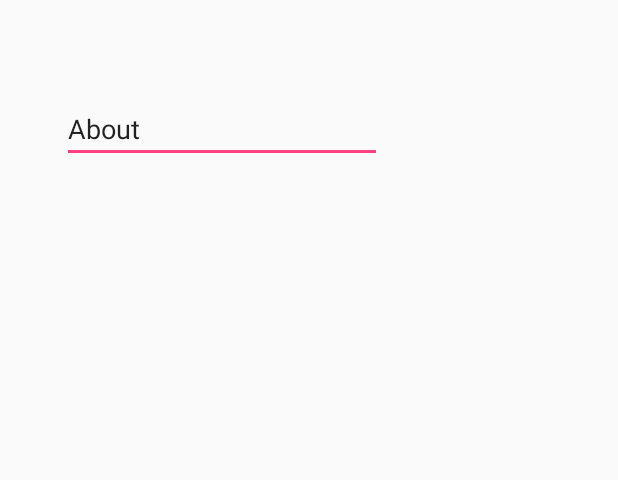
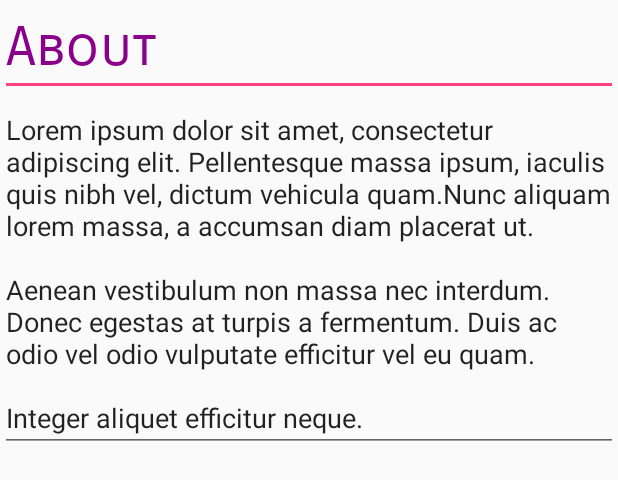
Before and after one commit to anushri27/Fernweh, an Android app: the layout about_page.xml on its own in the app's theme, with its tools: preview values and no code run, on a phone screen of 412 x 824 dp. Shown: the top 480 px of the screen. Run offline under Robolectric (Android 15) with nearby library versions, the phone set to English and light mode, and no system bars.

```diff
--- a/app/build.gradle
+++ b/app/build.gradle
@@ -28,4 +28,5 @@ dependencies {
     compile 'com.android.support:design:26.+'
     compile 'com.android.support.constraint:constraint-layout:1.0.2'
     testCompile 'junit:junit:4.12'
+    compile 'com.google.android.gms:play-services-maps:11.0.4'
 }
--- a/app/src/main/java/com/example/anush/fernweh/MainActivity.java
+++ b/app/src/main/java/com/example/anush/fernweh/MainActivity.java
@@ -84,8 +84,8 @@ public class MainActivity extends AppCompatActivity
 
         if (id == R.id.nav_home_page) {
             fragmentManager.beginTransaction()
-                    .replace(R.id.content_frame
-                            ,new HomeFragment()).commit();
+                    .replace(R.id.contact_frame
+                    ,new HomeFragment());
             // Handle the camera action
         } else if (id == R.id.nav_about_page) {
             fragmentManager.beginTransaction()
--- a/app/src/main/res/layout/about_page.xml
+++ b/app/src/main/res/layout/about_page.xml
@@ -3,16 +3,34 @@
     android:layout_width="match_parent" android:layout_height="match_parent">
 
     <EditText
-        android:id="@+id/editText"
+        android:id="@+id/aboutpg"
         android:layout_width="wrap_content"
         android:layout_height="wrap_content"
+        android:ems="10"
+        android:fontFamily="sans-serif-smallcaps"
+        android:inputType="textPersonName"
+        android:text="About"
+        android:textColor="#8B008B"
+        android:textSize="36sp"
+        android:layout_alignParentTop="true"
+        android:layout_alignParentLeft="true"
+        android:layout_alignParentStart="true" />
+
+    <EditText
+        android:id="@+id/editText3"
+        android:layout_width="wrap_content"
+        android:layout_height="wrap_content"
+        android:ems="10"
+        android:inputType="textMultiLine"
+        android:text="Lorem ipsum dolor sit amet, consectetur adipiscing elit.
+Pellentesque massa ipsum, iaculis quis nibh vel, dictum vehicula quam.Nunc aliquam
+lorem massa, a accumsan diam placerat ut.
+\n\nAenean vestibulum non massa nec interdum. Donec egestas at turpis a
+fermentum. Duis ac odio vel odio vulputate efficitur vel eu quam.
+\n\nInteger aliquet efficitur neque."
+        android:layout_below="@+id/aboutpg"
         android:layout_alignParentLeft="true"
         android:layout_alignParentStart="true"
-        android:layout_alignParentTop="true"
-        android:layout_marginLeft="41dp"
-        android:layout_marginStart="41dp"
-        android:layout_marginTop="63dp"
-        android:ems="10"
-        android:inputType="textPersonName"
-        android:text="About" />
+        android:layout_alignParentRight="true"
+        android:layout_alignParentEnd="true" />
 </RelativeLayout>
```
Also changed, not shown: app/src/main/res/layout/content_main.xml (+0 -7 lines), app/src/main/res/layout/my_destinations.xml (+17 -9 lines).
